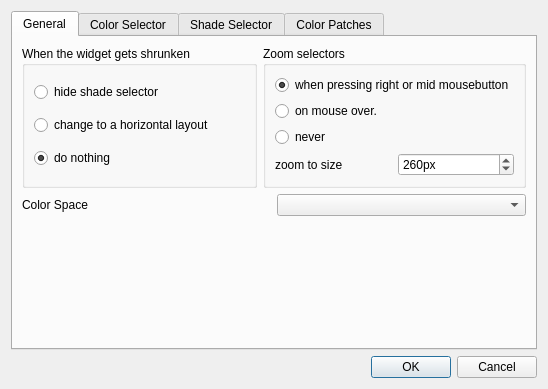
Before: the Qt Designer form krita/plugins/extensions/dockers/colorselectorng/wdg_color_selector_settings.ui in KDE/krita, drawn with Qt 5.
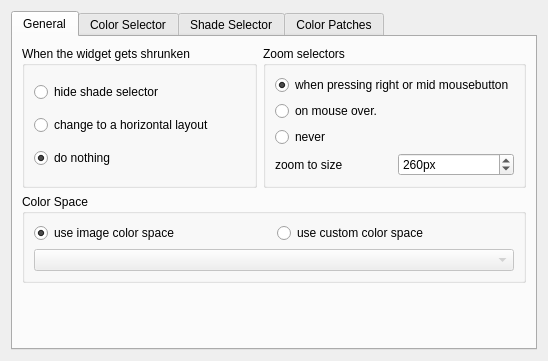
After: the same form once the commit is applied. The open tabs and pages were chosen to show the change. Custom widgets are drawn as their Qt base class.

```diff
--- a/krita/plugins/extensions/dockers/colorselectorng/wdg_color_selector_settings.ui
+++ b/krita/plugins/extensions/dockers/colorselectorng/wdg_color_selector_settings.ui
@@ -1,13 +1,13 @@
 <?xml version="1.0" encoding="UTF-8"?>
 <ui version="4.0">
  <class>KisColorSelectorSettings</class>
- <widget class="QDialog" name="KisColorSelectorSettings">
+ <widget class="QWidget" name="KisColorSelectorSettings">
   <property name="geometry">
    <rect>
     <x>0</x>
     <y>0</y>
-    <width>514</width>
-    <height>357</height>
+    <width>494</width>
+    <height>331</height>
    </rect>
   </property>
   <property name="windowTitle">
@@ -128,18 +128,47 @@
         </layout>
        </item>
        <item>
-        <layout class="QHBoxLayout" name="horizontalLayout_7">
-         <item>
-          <widget class="QLabel" name="label">
-           <property name="text">
-            <string>Color Space</string>
-           </property>
-          </widget>
-         </item>
-         <item>
-          <widget class="KisColorSpaceSelector" name="colorSpace"/>
-         </item>
-        </layout>
+        <widget class="QGroupBox" name="groupBox_5">
+         <property name="minimumSize">
+          <size>
+           <width>0</width>
+           <height>0</height>
+          </size>
+         </property>
+         <property name="title">
+          <string>Color Space</string>
+         </property>
+         <layout class="QVBoxLayout" name="verticalLayout_10">
+          <item>
+           <layout class="QHBoxLayout" name="horizontalLayout_7">
+            <item>
+             <widget class="QRadioButton" name="useImageColorSpace">
+              <property name="text">
+               <string>use image color space</string>
+              </property>
+              <property name="checked">
+               <bool>true</bool>
+              </property>
+             </widget>
+            </item>
+            <item>
+             <widget class="QRadioButton" name="useCustomColorSpace">
+              <property name="text">
+               <string>use custom color space</string>
+              </property>
+             </widget>
+            </item>
+           </layout>
+          </item>
+          <item>
+           <widget class="KisColorSpaceSelector" name="colorSpace">
+            <property name="enabled">
+             <bool>false</bool>
+            </property>
+           </widget>
+          </item>
+         </layout>
+        </widget>
        </item>
        <item>
         <spacer name="verticalSpacer_5">
@@ -148,8 +177,8 @@
          </property>
          <property name="sizeHint" stdset="0">
           <size>
-           <width>20</width>
-           <height>78</height>
+           <width>0</width>
+           <height>0</height>
           </size>
          </property>
         </spacer>
@@ -702,16 +731,6 @@
      </widget>
     </widget>
    </item>
-   <item>
-    <widget class="QDialogButtonBox" name="buttonBox">
-     <property name="orientation">
-      <enum>Qt::Horizontal</enum>
-     </property>
-     <property name="standardButtons">
-      <set>QDialogButtonBox::Cancel|QDialogButtonBox::Ok</set>
-     </property>
-    </widget>
-   </item>
   </layout>
  </widget>
  <customwidgets>
```
Left out of the diff: 286 changed lines with no effect on the pictures.
